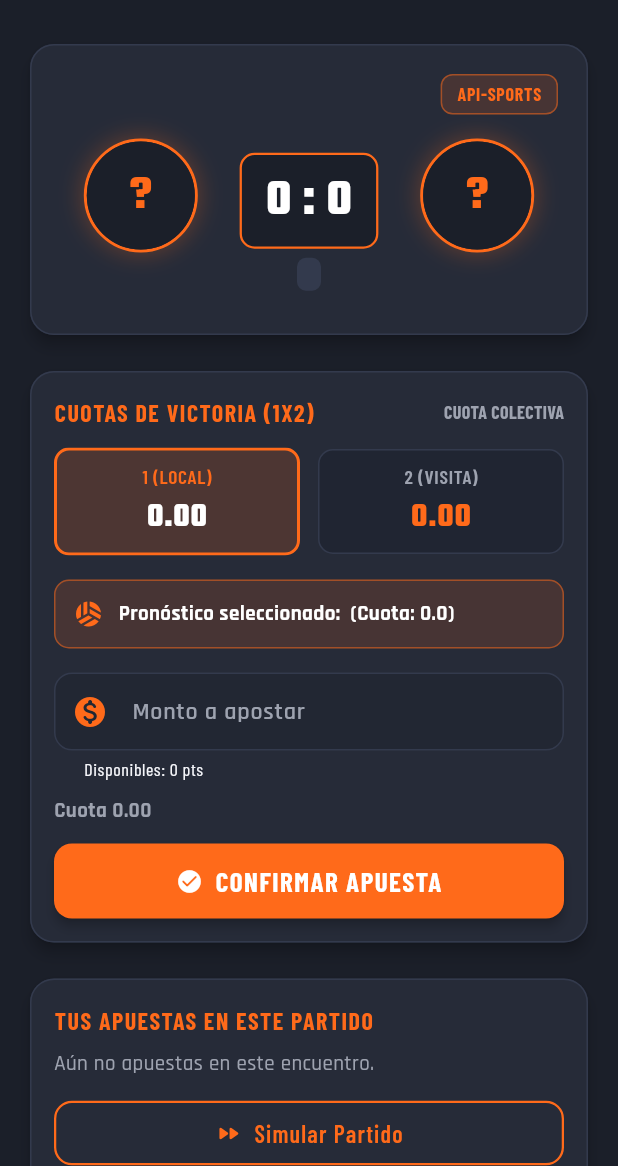
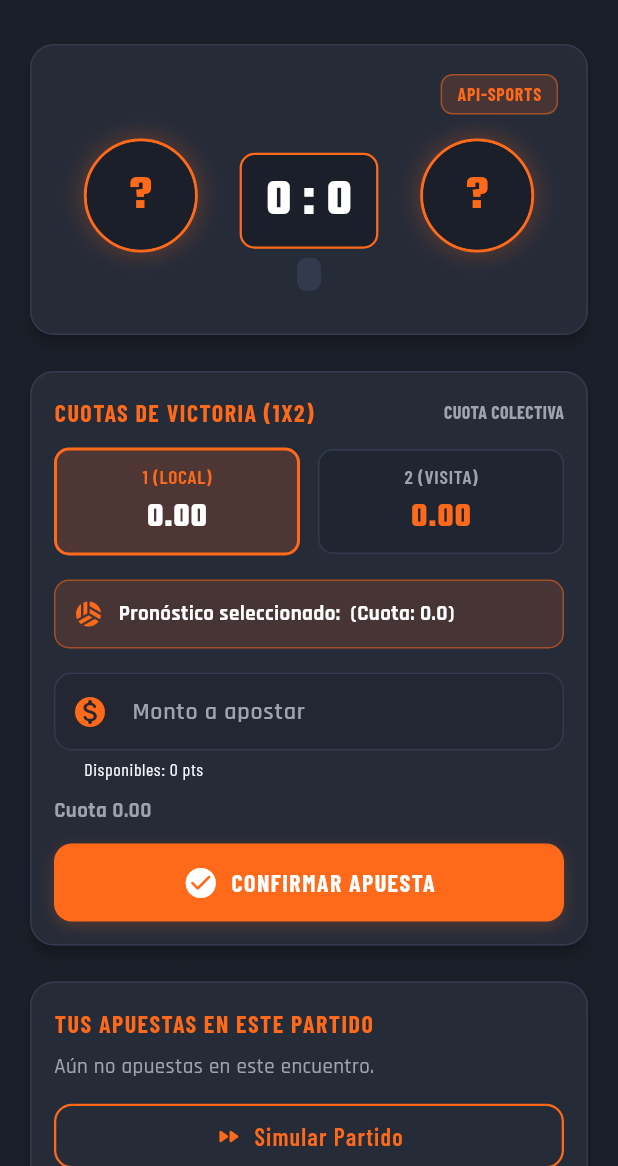
Before and after one commit to joseotue/VolleyBet, a Flutter app: the MatchDetailScreen screen opened directly with empty values, after a tap on "1 (LOCAL)", on a phone screen of 412 x 824 dp, the part 70-1236 px from its top. Run offline on Flutter 3.47's test engine with Material 3 defaults, Android fonts, the phone set to English and light mode, and no system bars; our stand-ins replace dio, flutter_dotenv, google_fonts, supabase_flutter; accounts and stored records are empty; network calls fail.

Commit message:
feat(animations): animar cuotas y confirmacion

```diff
--- /dev/null
+++ b/lib/widgets/animated_odds_button.dart
@@ -0,0 +1,112 @@
+import 'package:flutter/material.dart';
+import 'package:google_fonts/google_fonts.dart';
+
+import '../theme/app_theme.dart';
+
+/// Botón de cuota con rebote al presionar y transición de color al seleccionar.
+class AnimatedOddsButton extends StatefulWidget {
+  final String label;
+  final double odds;
+  final bool isSelected;
+  final VoidCallback? onPressed;
+
+  const AnimatedOddsButton({
+    super.key,
+    required this.label,
+    required this.odds,
+    this.isSelected = false,
+    this.onPressed,
+  });
+
+  @override
+  State<AnimatedOddsButton> createState() => _AnimatedOddsButtonState();
+}
+
+class _AnimatedOddsButtonState extends State<AnimatedOddsButton> {
+  bool _isPressed = false;
+
+  void _handleHighlight(bool isHighlighted) {
+    if (!mounted) return;
+    setState(() {
+      _isPressed = isHighlighted && widget.onPressed != null;
+    });
+  }
+
+  @override
+  Widget build(BuildContext context) {
+    final isEnabled = widget.onPressed != null;
+    final borderColor = widget.isSelected
+        ? AppTheme.primaryOrange
+        : AppTheme.dividerColor;
+    final backgroundColor = widget.isSelected
+        ? AppTheme.primaryOrange.withValues(alpha: 0.18)
+        : const Color(0xFF202532);
+
+    return Opacity(
+      opacity: isEnabled ? 1 : 0.5,
+      child: AnimatedScale(
+        scale: _isPressed ? 0.95 : 1,
+        duration: const Duration(milliseconds: 110),
+        curve: Curves.easeOut,
+        child: AnimatedContainer(
+          duration: const Duration(milliseconds: 240),
+          curve: Curves.easeInOut,
+          decoration: BoxDecoration(
+            color: backgroundColor,
+            borderRadius: BorderRadius.circular(10),
+            border: Border.all(
+              color: borderColor,
+              width: widget.isSelected ? 2 : 1,
+            ),
+          ),
+          child: Material(
+            color: Colors.transparent,
+            child: InkWell(
+              onTap: widget.onPressed,
+              onHighlightChanged: _handleHighlight,
+              borderRadius: BorderRadius.circular(10),
+              splashColor: AppTheme.primaryOrange.withValues(alpha: 0.3),
+              highlightColor: Colors.transparent,
+              child: Padding(
+                padding: const EdgeInsets.symmetric(
+                  horizontal: 12,
+                  vertical: 8,
+                ),
+                child: Column(
+                  mainAxisSize: MainAxisSize.min,
+                  children: [
+                    Text(
+                      widget.label.toUpperCase(),
+                      style: GoogleFonts.barlowCondensed(
+                        fontSize: 13,
+                        fontWeight: FontWeight.w600,
+                        color: widget.isSelected
+                            ? AppTheme.primaryOrange
+                            : AppTheme.textSecondary,
+                        letterSpacing: 0.5,
+                      ),
+                      maxLines: 1,
+                      overflow: TextOverflow.ellipsis,
+                    ),
+                    const SizedBox(height: 2),
+                    Text(
+                      widget.odds.toStringAsFixed(2),
+                      style: GoogleFonts.teko(
+                        fontSize: 22,
+                        fontWeight: FontWeight.bold,
+                        color: widget.isSelected
+                            ? Colors.white
+                            : AppTheme.primaryOrange,
+                        letterSpacing: 0.5,
+                      ),
+                    ),
+                  ],
+                ),
+              ),
+            ),
+          ),
+        ),
+      ),
+    );
+  }
+}
--- a/lib/widgets/bet_form.dart
+++ b/lib/widgets/bet_form.dart
@@ -1,6 +1,7 @@
 import 'package:flutter/material.dart';
 import 'package:flutter/services.dart';
 import 'package:google_fonts/google_fonts.dart';
+
 import '../theme/app_theme.dart';
 
 /// Formulario de monto de apuesta con validación estricta (HU-03 / Requisito 6).
@@ -44,6 +45,7 @@ class _BetFormState extends State<BetForm> {
   final _formKey = GlobalKey<FormState>();
   late final TextEditingController _amountController;
   bool _isSubmitting = false;
+  bool _isSubmitPressed = false;
 
   @override
   void initState() {
@@ -64,12 +66,20 @@ class _BetFormState extends State<BetForm> {
     if (_isSubmitting) return;
     if (!_formKey.currentState!.validate()) return;
 
-    setState(() => _isSubmitting = true);
+    setState(() {
+      _isSubmitting = true;
+      _isSubmitPressed = false;
+    });
     try {
       await widget.onSubmit(int.parse(_amountController.text.trim()));
     } finally {
       if (mounted) setState(() => _isSubmitting = false);
     }
+  }
+
+  void _handleSubmitHighlight(bool isHighlighted) {
+    if (_isSubmitting) return;
+    setState(() => _isSubmitPressed = isHighlighted);
   }
 
   @override
@@ -114,9 +124,47 @@ class _BetFormState extends State<BetForm> {
             ),
           ),
           const SizedBox(height: 12),
-          ElevatedButton.icon(
-            icon: _isSubmitting
-                ? const SizedBox(
+          AnimatedScale(
+            scale: _isSubmitPressed ? 0.97 : 1,
+            duration: const Duration(milliseconds: 110),
+            curve: Curves.easeOut,
+            child: AnimatedContainer(
+              duration: const Duration(milliseconds: 220),
+              curve: Curves.easeInOut,
+              decoration: BoxDecoration(
+                color: _isSubmitting
+                    ? AppTheme.secondaryOrange
+                    : _isSubmitPressed
+                    ? AppTheme.secondaryOrange
+                    : AppTheme.primaryOrange,
+                borderRadius: BorderRadius.circular(12),
+                boxShadow: _isSubmitPressed
+                    ? const []
+                    : [
+                        BoxShadow(
+                          color: AppTheme.primaryOrange.withValues(alpha: 0.22),
+                          blurRadius: 8,
+                          offset: const Offset(0, 3),
+                        ),
+                      ],
+              ),
+              child: Material(
+                color: Colors.transparent,
+                child: InkWell(
+                  key: const Key('animated-submit-button'),
+                  onTap: _isSubmitting ? null : _submit,
+                  onHighlightChanged: _handleSubmitHighlight,
+                  borderRadius: BorderRadius.circular(12),
+                  child: Padding(
+                    padding: const EdgeInsets.symmetric(
+                      horizontal: 24,
+                      vertical: 14,
+                    ),
+                    child: Row(
+                      mainAxisAlignment: MainAxisAlignment.center,
+                      children: [
+                        if (_isSubmitting)
+                          const SizedBox(
                             width: 18,
                             height: 18,
                             child: CircularProgressIndicator(
@@ -124,9 +172,23 @@ class _BetFormState extends State<BetForm> {
                               color: Colors.white,
                             ),
                           )
-                : const Icon(Icons.check_circle_rounded),
-            label: Text(widget.submitLabel),
-            onPressed: _isSubmitting ? null : _submit,
+                        else
+                          const Icon(
+                            Icons.check_circle_rounded,
+                            color: Colors.white,
+                          ),
+                        const SizedBox(width: 8),
+                        Text(
+                          widget.submitLabel,
+                          style: Theme.of(context).textTheme.labelLarge
+                              ?.copyWith(color: Colors.white),
+                        ),
+                      ],
+                    ),
+                  ),
+                ),
+              ),
+            ),
           ),
         ],
       ),
--- a/lib/widgets/odds_button.dart
+++ b/lib/widgets/odds_button.dart
@@ -1,6 +1,6 @@
 import 'package:flutter/material.dart';
-import 'package:google_fonts/google_fonts.dart';
-import '../theme/app_theme.dart';
+
+import 'animated_odds_button.dart';
 
 /// Botón modular reutilizable de cuota deportiva con estética Anime M3 (HU-02 / Requisito 8).
 /// Modela exclusivamente cuotas colectivas de equipo (victoria local o visitante).
@@ -20,62 +20,11 @@ class OddsButton extends StatelessWidget {
 
   @override
   Widget build(BuildContext context) {
-    final isEnabled = onPressed != null;
-    final borderColor = isSelected
-        ? AppTheme.primaryOrange
-        : AppTheme.dividerColor;
-    final backgroundColor = isSelected
-        ? AppTheme.primaryOrange.withValues(alpha: 0.18)
-        : const Color(0xFF202532);
-
-    return Opacity(
-      opacity: isEnabled ? 1.0 : 0.5,
-      child: Material(
-        color: Colors.transparent,
-        child: InkWell(
-          onTap: onPressed,
-          borderRadius: BorderRadius.circular(10),
-          splashColor: AppTheme.primaryOrange.withValues(alpha: 0.3),
-          highlightColor: AppTheme.primaryOrange.withValues(alpha: 0.1),
-          child: Ink(
-            decoration: BoxDecoration(
-              color: backgroundColor,
-              borderRadius: BorderRadius.circular(10),
-              border: Border.all(
-                color: borderColor,
-                width: isSelected ? 2.0 : 1.0,
-              ),
-            ),
-            padding: const EdgeInsets.symmetric(horizontal: 12, vertical: 8),
-            child: Column(
-              mainAxisSize: MainAxisSize.min,
-              children: [
-                Text(
-                  label.toUpperCase(),
-                  style: GoogleFonts.barlowCondensed(
-                    fontSize: 13,
-                    fontWeight: FontWeight.w600,
-                    color: isSelected ? AppTheme.primaryOrange : AppTheme.textSecondary,
-                    letterSpacing: 0.5,
-                  ),
-                  maxLines: 1,
-                  overflow: TextOverflow.ellipsis,
-                ),
-                const SizedBox(height: 2),
-                Text(
-                  odds.toStringAsFixed(2),
-                  style: GoogleFonts.teko(
-                    fontSize: 22,
-                    fontWeight: FontWeight.bold,
-                    color: isSelected ? Colors.white : AppTheme.primaryOrange,
-                    letterSpacing: 0.5,
-                  ),
-                ),
-              ],
-            ),
-          ),
-        ),
-      ),
+    return AnimatedOddsButton(
+      label: label,
+      odds: odds,
+      isSelected: isSelected,
+      onPressed: onPressed,
     );
   }
 }
```
Lines whose indentation alone changed are shown as unchanged.
